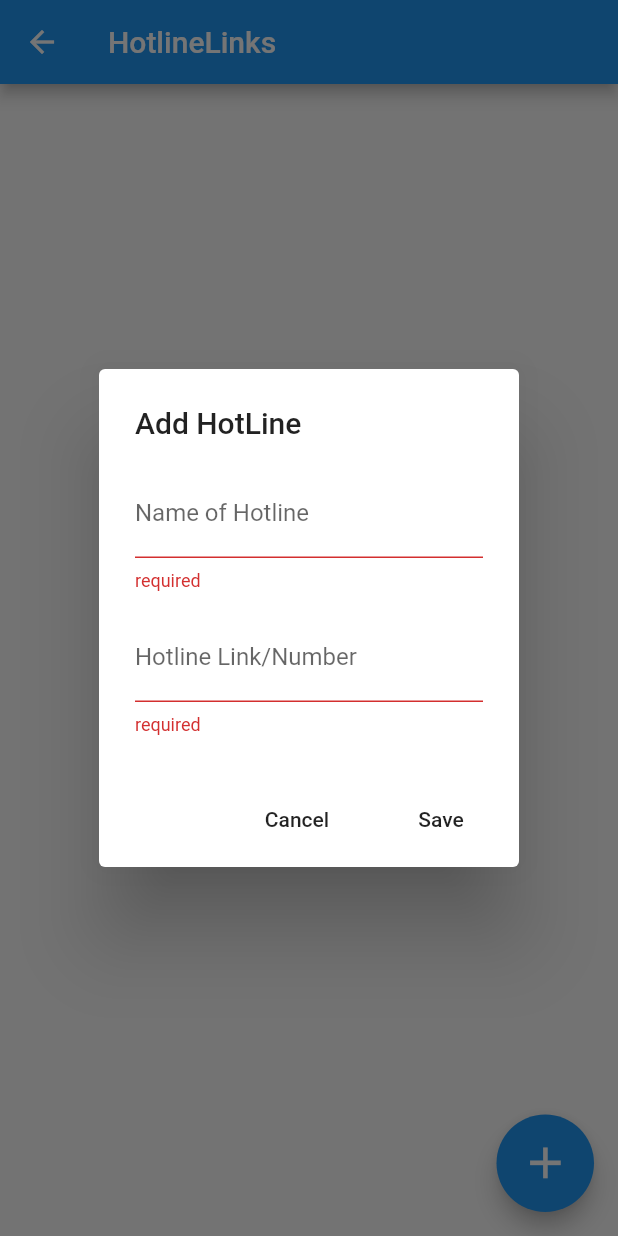
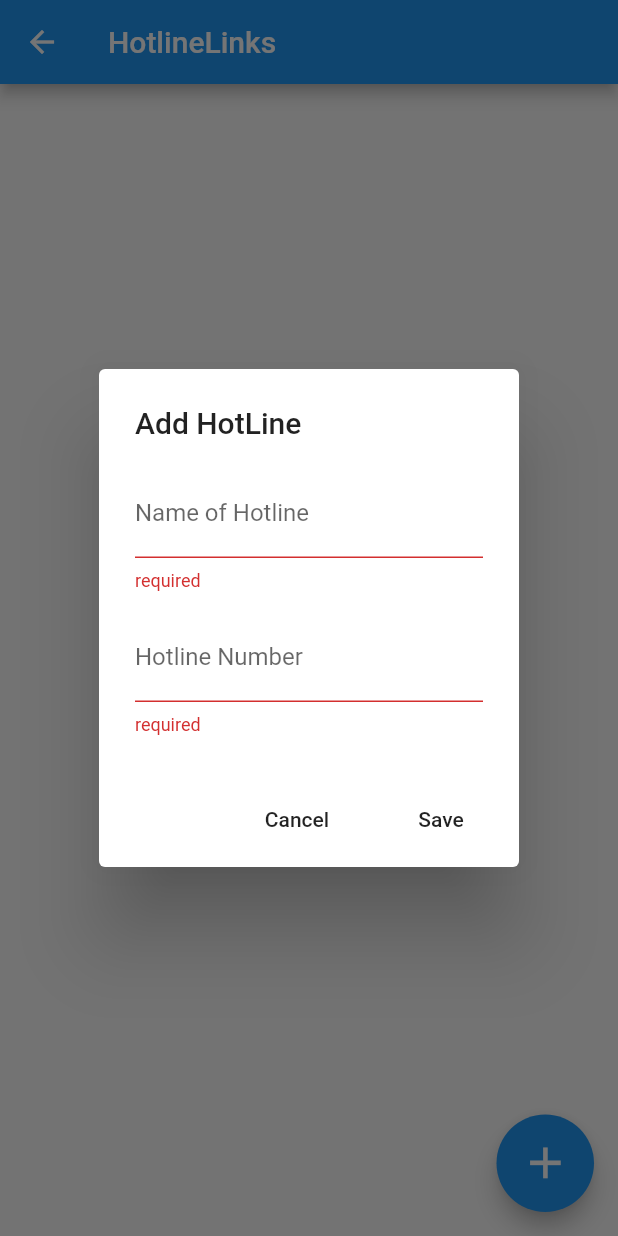
Before and after one commit to Zero-Ice/CZ2006_DogGo, a Flutter app: the HotlineLinks screen opened by its route, after a tap on the "add" icon, on a phone screen of 412 x 824 dp. Run offline on Flutter 3.47's test engine with Material 2 defaults, Android fonts, the phone set to English and light mode, and no system bars; our stand-ins replace firebase_messaging, flutter_local_notifications, font_awesome_flutter, image_picker, pull_to_refresh and 3 more; missing offline and left inert: dart:ffi; accounts and stored records are empty; network calls fail; statements that could not run were skipped.

Commit message:
Fixed Overflow in Feeding Time and Hotline accept numeric only

```diff
--- a/DogGoApp/doggo/lib/Routes/FeedingTime.dart
+++ b/DogGoApp/doggo/lib/Routes/FeedingTime.dart
@@ -101,7 +101,8 @@ class _FeedingTimeState extends State<FeedingTime> {
     return showDialog(context: context, builder: (context) {
       return AlertDialog(
         title: Text("${dogsList[index].getName}"),
-        content: Column(
+        content: SingleChildScrollView(
+          child: Column(
             crossAxisAlignment: CrossAxisAlignment.stretch,
             mainAxisSize: MainAxisSize.min,
 
@@ -150,6 +151,7 @@ class _FeedingTimeState extends State<FeedingTime> {
               ),
 
             ],
+          ),
         ),
 
         actions: <Widget>[
--- a/DogGoApp/doggo/lib/Routes/HotlineLinks.dart
+++ b/DogGoApp/doggo/lib/Routes/HotlineLinks.dart
@@ -88,6 +88,7 @@ class _HotlineLinksState extends State<HotlineLinks> {
                       TextFormField(
                         autovalidate: true,
                         controller: hotlineCon,
+                        keyboardType: TextInputType.number,
                         validator: (value) {
                           if (value.isEmpty) {
                             return "required";
@@ -96,7 +97,7 @@ class _HotlineLinksState extends State<HotlineLinks> {
                           }
                         },
                         decoration:
-                            InputDecoration(labelText: "Hotline Link/Number"),
+                            InputDecoration(labelText: "Hotline Number"),
                       ),
                     ]),
               ),
@@ -183,7 +184,7 @@ class _HotlineLinksState extends State<HotlineLinks> {
                 }
               },
               decoration: InputDecoration(
-                  labelText: "Hotline Link/Number"
+                  labelText: "Hotline Number"
               ),
             ),
           ],
```
Lines whose indentation alone changed are shown as unchanged.
